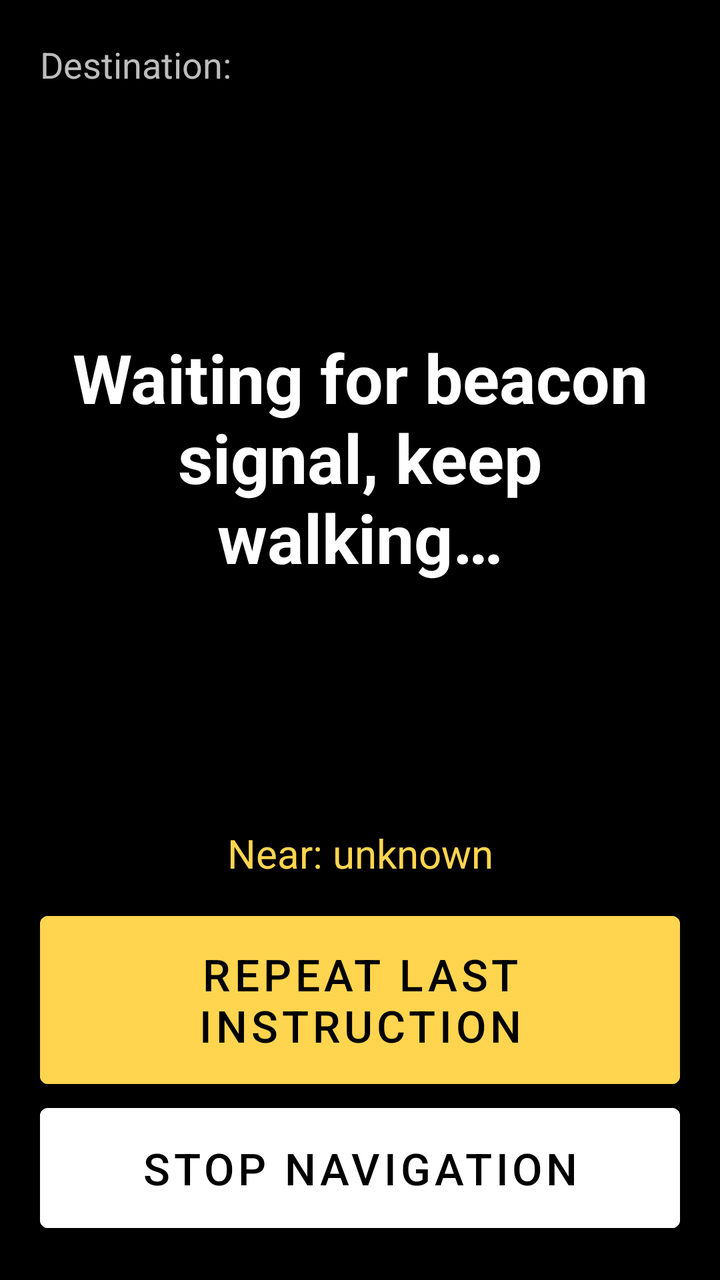
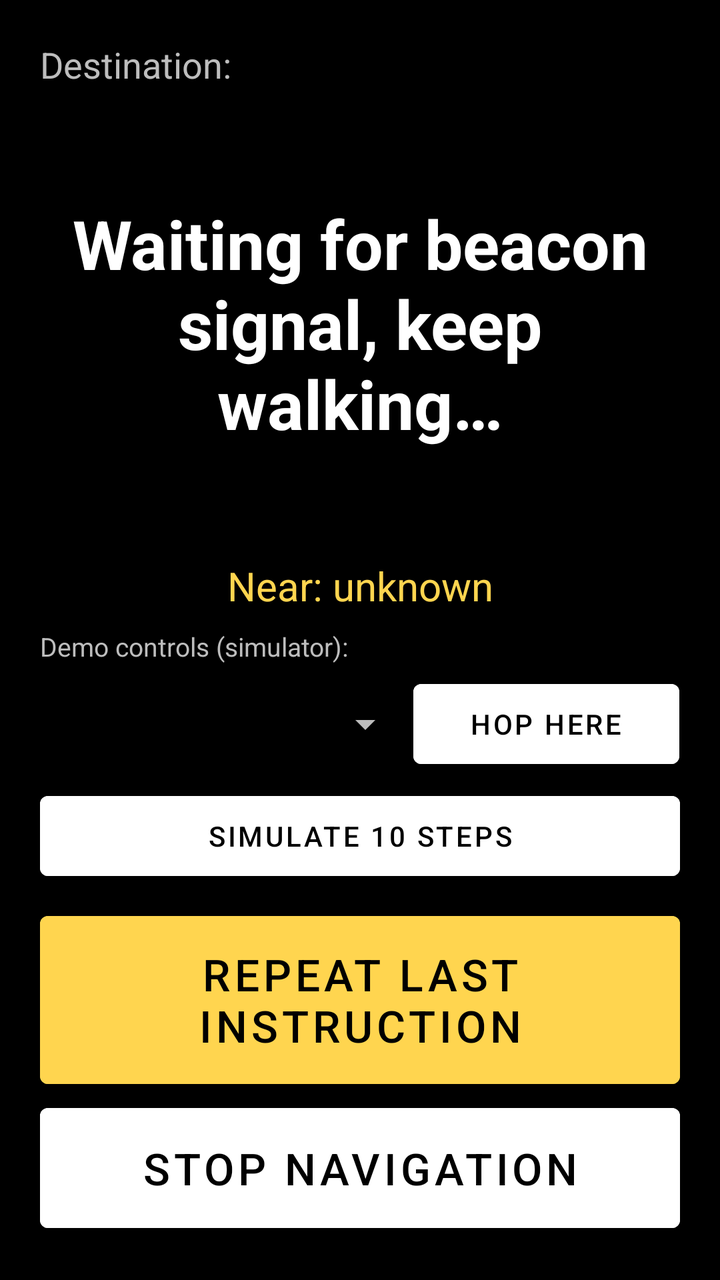

An Android layout rendered at two revisions. The XML below is the earlier revision; the diff shows what the commit changed to produce the second picture.
<!-- AndroidManifest.xml: application theme Theme.NavGuide -->
<!-- res/layout/activity_navigation.xml -->
<?xml version="1.0" encoding="utf-8"?>
<LinearLayout xmlns:android="http://schemas.android.com/apk/res/android"
    android:layout_width="match_parent"
    android:layout_height="match_parent"
    android:orientation="vertical"
    android:padding="20dp"
    android:background="@color/black">

    <TextView
        android:id="@+id/tvRouteTo"
        android:layout_width="match_parent"
        android:layout_height="wrap_content"
        android:text="Destination:"
        android:textColor="@color/text_secondary"
        android:textSize="18sp" />

    <TextView
        android:id="@+id/tvInstruction"
        android:layout_width="match_parent"
        android:layout_height="0dp"
        android:layout_weight="1"
        android:gravity="center"
        android:text="@string/status_waiting_for_beacons"
        android:textColor="@color/white"
        android:textSize="34sp"
        android:textStyle="bold" />

    <TextView
        android:id="@+id/tvLocation"
        android:layout_width="match_parent"
        android:layout_height="wrap_content"
        android:text="Near: unknown"
        android:textColor="@color/yellow"
        android:textSize="20sp"
        android:gravity="center"
        android:layout_marginBottom="12dp" />

    <Button
        android:id="@+id/btnRepeat"
        android:layout_width="match_parent"
        android:layout_height="96dp"
        android:text="@string/btn_repeat"
        android:textSize="22sp"
        android:backgroundTint="@color/yellow"
        android:textColor="@color/black"
        android:contentDescription="@string/btn_repeat" />

    <Button
        android:id="@+id/btnStop"
        android:layout_width="match_parent"
        android:layout_height="72dp"
        android:text="@string/btn_stop_nav"
        android:textSize="22sp"
        android:backgroundTint="@color/white"
        android:textColor="@color/black"
        android:contentDescription="@string/btn_stop_nav" />

</LinearLayout>
<!-- resources referenced by this layout -->
<resources>
  <color name="black">#FF000000</color>
  <color name="text_secondary">#FFBDBDBD</color>
  <color name="white">#FFFFFFFF</color>
  <color name="yellow">#FFFFD54F</color>
  <string name="btn_repeat">Repeat last instruction</string>
  <string name="btn_stop_nav">Stop navigation</string>
  <string name="status_waiting_for_beacons">Waiting for beacon signal, keep walking…</string>
  <style name="Theme.NavGuide" parent="Theme.MaterialComponents.DayNight.NoActionBar">
          <item name="colorPrimary">@color/yellow</item>
          <item name="colorPrimaryVariant">@color/yellow</item>
          <item name="colorOnPrimary">@color/black</item>
          <item name="colorSecondary">@color/yellow</item>
          <item name="colorSecondaryVariant">@color/yellow</item>
          <item name="colorOnSecondary">@color/black</item>
          <item name="android:windowBackground">@color/black</item>
          <item name="android:statusBarColor">@color/black</item>
          <item name="android:navigationBarColor">@color/black</item>
          <item name="android:textColorPrimary">@color/white</item>
          <item name="android:textColorSecondary">@color/text_secondary</item>
          <item name="colorOnSurface">@color/white</item>
          <item name="colorSurface">@color/dark_gray</item>
      </style>
  <color name="dark_gray">#FF1C1C1C</color>
</resources>

<!-- the commit's change to res/layout/activity_navigation.xml (unified diff, before → after) -->
@@ -33,7 +33,50 @@
         android:textColor="@color/yellow"
         android:textSize="20sp"
         android:gravity="center"
-        android:layout_marginBottom="12dp" />
+        android:layout_marginBottom="8dp" />
+
+    <TextView
+        android:layout_width="match_parent"
+        android:layout_height="wrap_content"
+        android:text="@string/demo_label"
+        android:textColor="@color/text_secondary"
+        android:textSize="13sp"
+        android:layout_marginBottom="4dp" />
+
+    <LinearLayout
+        android:layout_width="match_parent"
+        android:layout_height="wrap_content"
+        android:orientation="horizontal"
+        android:layout_marginBottom="4dp">
+
+        <Spinner
+            android:id="@+id/spSimNode"
+            android:layout_width="0dp"
+            android:layout_height="52dp"
+            android:layout_weight="1.4" />
+
+        <Button
+            android:id="@+id/btnSimHop"
+            android:layout_width="0dp"
+            android:layout_height="52dp"
+            android:layout_weight="1"
+            android:text="@string/btn_sim_hop"
+            android:textSize="14sp"
+            android:backgroundTint="@color/white"
+            android:textColor="@color/black"
+            android:contentDescription="@string/btn_sim_hop" />
+    </LinearLayout>
+
+    <Button
+        android:id="@+id/btnSimSteps"
+        android:layout_width="match_parent"
+        android:layout_height="52dp"
+        android:text="@string/btn_sim_steps10"
+        android:textSize="14sp"
+        android:backgroundTint="@color/white"
+        android:textColor="@color/black"
+        android:layout_marginBottom="8dp"
+        android:contentDescription="@string/btn_sim_steps10" />
 
     <Button
         android:id="@+id/btnRepeat"
<!-- resource entries referenced after the edit -->
@@ -5,7 +5,10 @@
   <color name="white">#FFFFFFFF</color>
   <color name="yellow">#FFFFD54F</color>
   <string name="btn_repeat">Repeat last instruction</string>
+  <string name="btn_sim_hop">Hop here</string>
+  <string name="btn_sim_steps10">Simulate 10 steps</string>
   <string name="btn_stop_nav">Stop navigation</string>
+  <string name="demo_label">Demo controls (simulator):</string>
   <string name="status_waiting_for_beacons">Waiting for beacon signal, keep walking…</string>
   <style name="Theme.NavGuide" parent="Theme.MaterialComponents.DayNight.NoActionBar">
           <item name="colorPrimary">@color/yellow</item>
